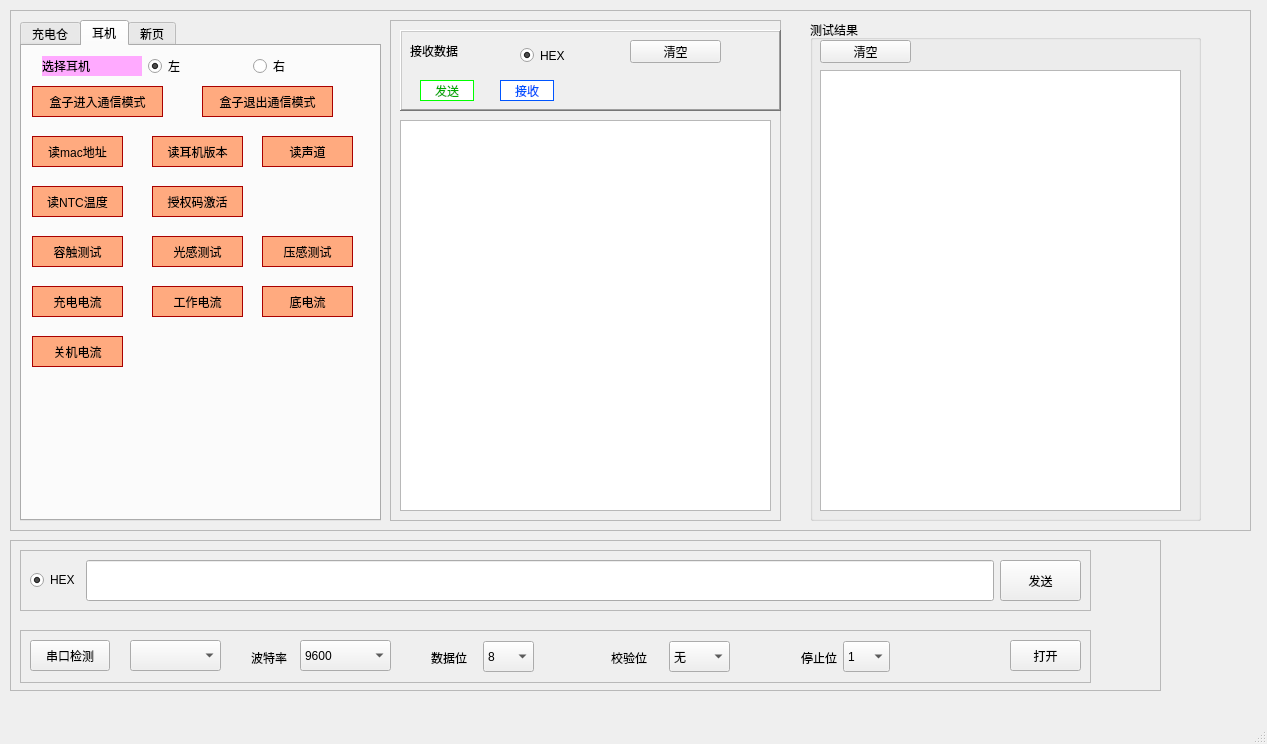
Qt form mainwindow.ui (LinZephyr/mew_tw200_test) before a commit.
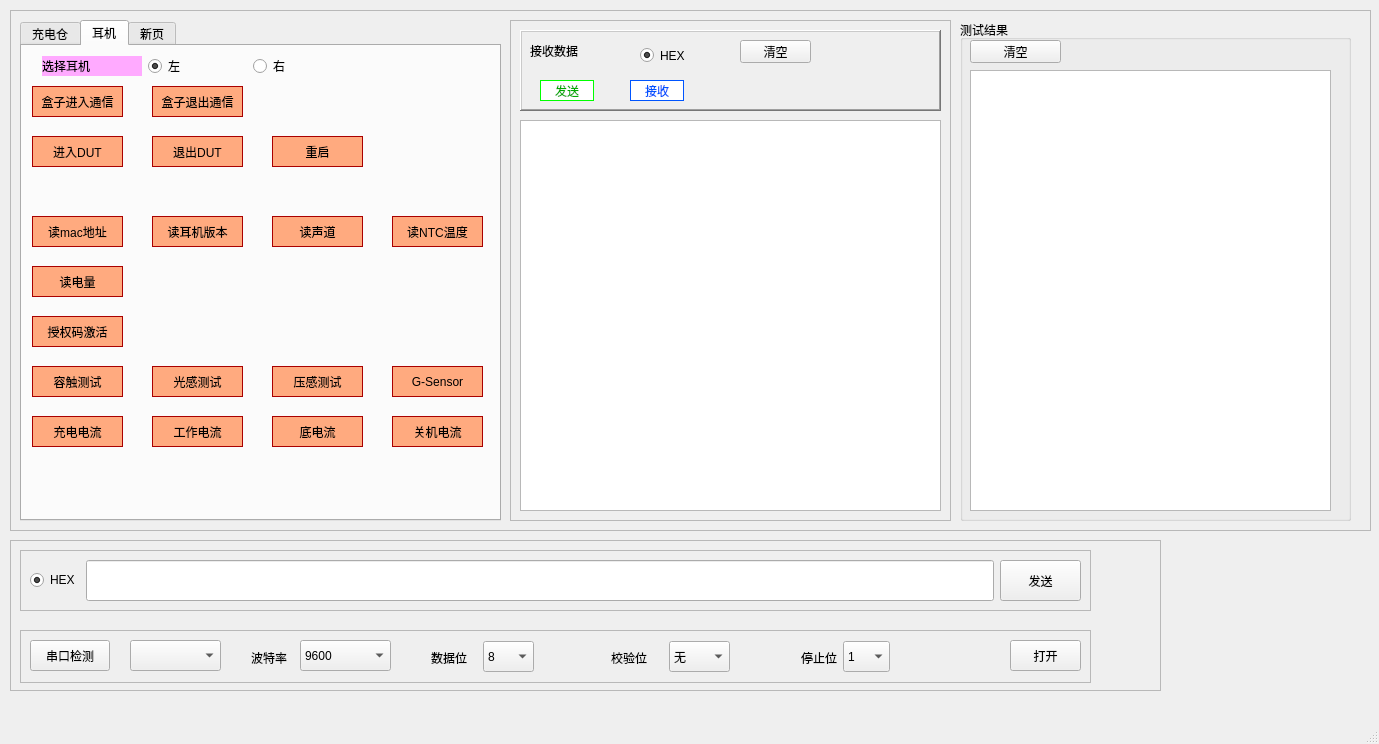
The same form after that commit. Icons and pictures are not drawn.

Commit message: <feat>  添加四个按键:进入DUT, 退出DUT, 重启, 读电量. 调整界面宽度.

```diff
--- a/mainwindow.ui
+++ b/mainwindow.ui
@@ -6,7 +6,7 @@
    <rect>
     <x>0</x>
     <y>0</y>
-    <width>1267</width>
+    <width>1379</width>
     <height>744</height>
    </rect>
   </property>
@@ -19,7 +19,7 @@
      <rect>
       <x>10</x>
       <y>10</y>
-      <width>1241</width>
+      <width>1361</width>
       <height>521</height>
      </rect>
     </property>
@@ -37,7 +37,7 @@
       <rect>
        <x>10</x>
        <y>10</y>
-       <width>361</width>
+       <width>481</width>
        <height>501</height>
       </rect>
      </property>
@@ -328,7 +328,7 @@
        <property name="geometry">
         <rect>
          <x>10</x>
-         <y>90</y>
+         <y>170</y>
          <width>91</width>
          <height>31</height>
         </rect>
@@ -390,7 +390,7 @@
        <property name="geometry">
         <rect>
          <x>130</x>
-         <y>90</y>
+         <y>170</y>
          <width>91</width>
          <height>31</height>
         </rect>
@@ -410,8 +410,8 @@
       <widget class="QPushButton" name="r_channel_btn">
        <property name="geometry">
         <rect>
-         <x>240</x>
-         <y>90</y>
+         <x>250</x>
+         <y>170</y>
          <width>91</width>
          <height>31</height>
         </rect>
@@ -431,8 +431,8 @@
       <widget class="QPushButton" name="r_ntc_btn">
        <property name="geometry">
         <rect>
-         <x>10</x>
-         <y>140</y>
+         <x>370</x>
+         <y>170</y>
          <width>91</width>
          <height>31</height>
         </rect>
@@ -452,8 +452,8 @@
       <widget class="QPushButton" name="r_active_license_btn">
        <property name="geometry">
         <rect>
-         <x>130</x>
-         <y>140</y>
+         <x>10</x>
+         <y>270</y>
          <width>91</width>
          <height>31</height>
         </rect>
@@ -474,7 +474,7 @@
        <property name="geometry">
         <rect>
          <x>10</x>
-         <y>190</y>
+         <y>320</y>
          <width>91</width>
          <height>31</height>
         </rect>
@@ -495,7 +495,7 @@
        <property name="geometry">
         <rect>
          <x>130</x>
-         <y>190</y>
+         <y>320</y>
          <width>91</width>
          <height>31</height>
         </rect>
@@ -515,8 +515,8 @@
       <widget class="QPushButton" name="force_sensor_test_btn">
        <property name="geometry">
         <rect>
-         <x>240</x>
-         <y>190</y>
+         <x>250</x>
+         <y>320</y>
          <width>91</width>
          <height>31</height>
         </rect>
@@ -537,7 +537,7 @@
        <property name="geometry">
         <rect>
          <x>10</x>
-         <y>240</y>
+         <y>370</y>
          <width>91</width>
          <height>31</height>
         </rect>
@@ -558,7 +558,7 @@
        <property name="geometry">
         <rect>
          <x>130</x>
-         <y>240</y>
+         <y>370</y>
          <width>91</width>
          <height>31</height>
         </rect>
@@ -578,8 +578,8 @@
       <widget class="QPushButton" name="sleep_cur_btn">
        <property name="geometry">
         <rect>
-         <x>240</x>
-         <y>240</y>
+         <x>250</x>
+         <y>370</y>
          <width>91</width>
          <height>31</height>
         </rect>
@@ -599,8 +599,8 @@
       <widget class="QPushButton" name="power_off_cur_btn">
        <property name="geometry">
         <rect>
-         <x>10</x>
-         <y>290</y>
+         <x>370</x>
+         <y>370</y>
          <width>91</width>
          <height>31</height>
         </rect>
@@ -622,7 +622,7 @@
         <rect>
          <x>10</x>
          <y>40</y>
-         <width>131</width>
+         <width>91</width>
          <height>31</height>
         </rect>
        </property>
@@ -635,15 +635,15 @@
 border-width: 1px;</string>
        </property>
        <property name="text">
-        <string>盒子进入通信模式</string>
+        <string>盒子进入通信</string>
        </property>
       </widget>
       <widget class="QPushButton" name="chgbox_exit_com_mode_2">
        <property name="geometry">
         <rect>
-         <x>180</x>
+         <x>130</x>
          <y>40</y>
-         <width>131</width>
+         <width>91</width>
          <height>31</height>
         </rect>
        </property>
@@ -656,7 +656,112 @@
 border-width: 1px;</string>
        </property>
        <property name="text">
-        <string>盒子退出通信模式</string>
+        <string>盒子退出通信</string>
+       </property>
+      </widget>
+      <widget class="QPushButton" name="eb_enter_dut_btn">
+       <property name="geometry">
+        <rect>
+         <x>10</x>
+         <y>90</y>
+         <width>91</width>
+         <height>31</height>
+        </rect>
+       </property>
+       <property name="styleSheet">
+        <string notr="true">color: rgb(0, 0, 0);
+background-color: rgb(255, 170, 127);
+border-color: rgb(170, 0, 0);
+font: 10pt &quot;黑体&quot;;
+border-style: solid;
+border-width: 1px;</string>
+       </property>
+       <property name="text">
+        <string>进入DUT</string>
+       </property>
+      </widget>
+      <widget class="QPushButton" name="eb_exit_dut_btn">
+       <property name="geometry">
+        <rect>
+         <x>130</x>
+         <y>90</y>
+         <width>91</width>
+         <height>31</height>
+        </rect>
+       </property>
+       <property name="styleSheet">
+        <string notr="true">color: rgb(0, 0, 0);
+background-color: rgb(255, 170, 127);
+border-color: rgb(170, 0, 0);
+font: 10pt &quot;黑体&quot;;
+border-style: solid;
+border-width: 1px;</string>
+       </property>
+       <property name="text">
+        <string>退出DUT</string>
+       </property>
+      </widget>
+      <widget class="QPushButton" name="eb_restart_btn">
+       <property name="geometry">
+        <rect>
+         <x>250</x>
+         <y>90</y>
+         <width>91</width>
+         <height>31</height>
+        </rect>
+       </property>
+       <property name="styleSheet">
+        <string notr="true">color: rgb(0, 0, 0);
+background-color: rgb(255, 170, 127);
+border-color: rgb(170, 0, 0);
+font: 10pt &quot;黑体&quot;;
+border-style: solid;
+border-width: 1px;</string>
+       </property>
+       <property name="text">
+        <string>重启</string>
+       </property>
+      </widget>
+      <widget class="QPushButton" name="gsensor_btn">
+       <property name="geometry">
+        <rect>
+         <x>370</x>
+         <y>320</y>
+         <width>91</width>
+         <height>31</height>
+        </rect>
+       </property>
+       <property name="styleSheet">
+        <string notr="true">color: rgb(0, 0, 0);
+background-color: rgb(255, 170, 127);
+border-color: rgb(170, 0, 0);
+font: 10pt &quot;黑体&quot;;
+border-style: solid;
+border-width: 1px;</string>
+       </property>
+       <property name="text">
+        <string>G-Sensor</string>
+       </property>
+      </widget>
+      <widget class="QPushButton" name="bat_data_btn">
+       <property name="geometry">
+        <rect>
+         <x>10</x>
+         <y>220</y>
+         <width>91</width>
+         <height>31</height>
+        </rect>
+       </property>
+       <property name="styleSheet">
+        <string notr="true">color: rgb(0, 0, 0);
+background-color: rgb(255, 170, 127);
+border-color: rgb(170, 0, 0);
+font: 10pt &quot;黑体&quot;;
+border-style: solid;
+border-width: 1px;</string>
+       </property>
+       <property name="text">
+        <string>读电量</string>
        </property>
       </widget>
      </widget>
@@ -669,7 +774,7 @@
     <widget class="QGroupBox" name="resultGBox">
      <property name="geometry">
       <rect>
-       <x>800</x>
+       <x>950</x>
        <y>10</y>
        <width>391</width>
        <height>501</height>
@@ -721,9 +826,9 @@
     <widget class="QFrame" name="frame_6">
      <property name="geometry">
       <rect>
-       <x>380</x>
+       <x>500</x>
        <y>10</y>
-       <width>391</width>
+       <width>441</width>
        <height>501</height>
       </rect>
      </property>
@@ -738,7 +843,7 @@
        <rect>
         <x>10</x>
         <y>10</y>
-        <width>381</width>
+        <width>421</width>
         <height>81</height>
        </rect>
       </property>
@@ -785,9 +890,9 @@
       <widget class="QPushButton" name="clearUpBtn">
        <property name="geometry">
         <rect>
-         <x>230</x>
+         <x>220</x>
          <y>10</y>
-         <width>91</width>
+         <width>71</width>
          <height>23</height>
         </rect>
        </property>
@@ -853,7 +958,7 @@
       <widget class="QLabel" name="send_lbl_3">
        <property name="geometry">
         <rect>
-         <x>100</x>
+         <x>110</x>
          <y>50</y>
          <width>54</width>
          <height>21</height>
@@ -882,7 +987,7 @@
        <rect>
         <x>10</x>
         <y>100</y>
-        <width>371</width>
+        <width>421</width>
         <height>391</height>
        </rect>
       </property>
```
Left out of the diff: 2 changed lines with no effect on the pictures. The commit also changes 2 other files.
